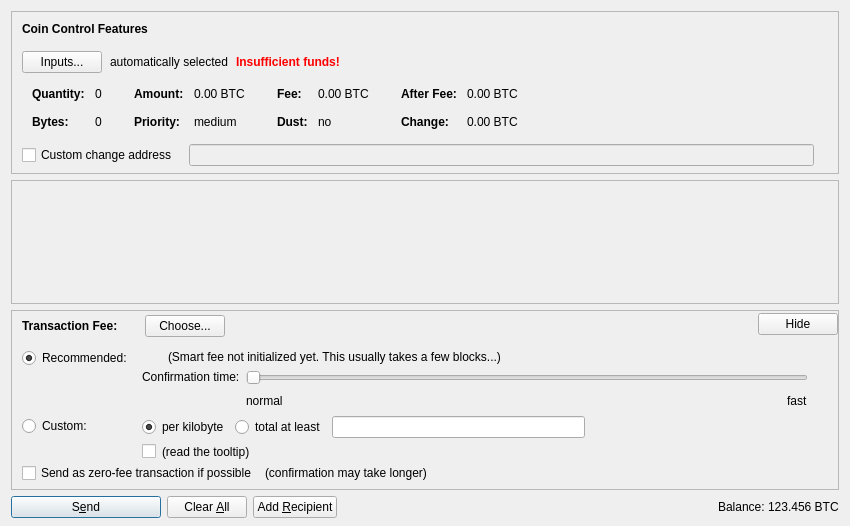
Qt form src/qt/forms/sendcoinsdialog.ui (xaya/xaya) before a commit.
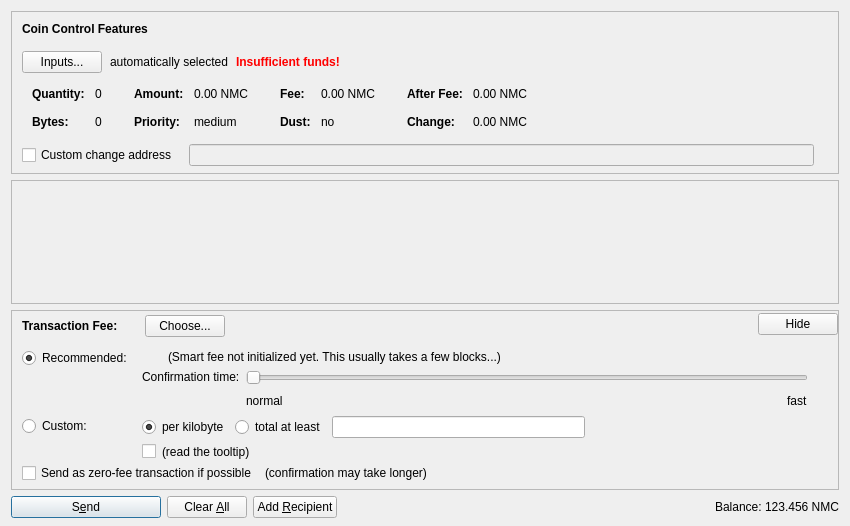
The same form after that commit. Icons and pictures are not drawn. Custom widgets are drawn as their Qt base class.

The edit to the form file:
```diff
--- a/src/qt/forms/sendcoinsdialog.ui
+++ b/src/qt/forms/sendcoinsdialog.ui
@@ -324,7 +324,7 @@
                   <enum>Qt::ActionsContextMenu</enum>
                  </property>
                  <property name="text">
-                  <string notr="true">0.00 BTC</string>
+                  <string notr="true">0.00 NMC</string>
                  </property>
                  <property name="textInteractionFlags">
                   <set>Qt::LinksAccessibleByMouse|Qt::TextSelectableByKeyboard|Qt::TextSelectableByMouse</set>
@@ -404,7 +404,7 @@
                   <enum>Qt::ActionsContextMenu</enum>
                  </property>
                  <property name="text">
-                  <string notr="true">0.00 BTC</string>
+                  <string notr="true">0.00 NMC</string>
                  </property>
                  <property name="textInteractionFlags">
                   <set>Qt::LinksAccessibleByMouse|Qt::TextSelectableByKeyboard|Qt::TextSelectableByMouse</set>
@@ -484,7 +484,7 @@
                   <enum>Qt::ActionsContextMenu</enum>
                  </property>
                  <property name="text">
-                  <string notr="true">0.00 BTC</string>
+                  <string notr="true">0.00 NMC</string>
                  </property>
                  <property name="textInteractionFlags">
                   <set>Qt::LinksAccessibleByMouse|Qt::TextSelectableByKeyboard|Qt::TextSelectableByMouse</set>
@@ -513,7 +513,7 @@
                   <enum>Qt::ActionsContextMenu</enum>
                  </property>
                  <property name="text">
-                  <string notr="true">0.00 BTC</string>
+                  <string notr="true">0.00 NMC</string>
                  </property>
                  <property name="textInteractionFlags">
                   <set>Qt::LinksAccessibleByMouse|Qt::TextSelectableByKeyboard|Qt::TextSelectableByMouse</set>
@@ -1352,7 +1352,7 @@
           <cursorShape>IBeamCursor</cursorShape>
          </property>
          <property name="text">
-          <string notr="true">123.456 BTC</string>
+          <string notr="true">123.456 NMC</string>
          </property>
          <property name="textInteractionFlags">
           <set>Qt::LinksAccessibleByMouse|Qt::TextSelectableByKeyboard|Qt::TextSelectableByMouse</set>
```
Left out of the diff: 2 changed lines with no effect on the pictures.
